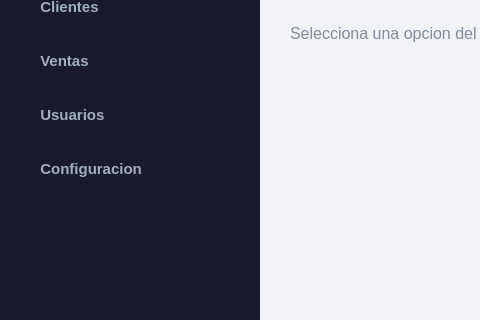
DataDave-Dev/CRM-Portable, file app/views/ui/main/main_view.ui: the form before one commit; both pictures show x 0 to 480 and y 132 to 452 of the 1280 by 720 pixel window.
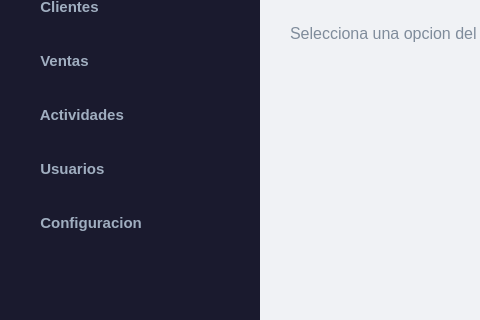
The form after the commit.

Commit message: feat(ventas): enhance date handling in VentasView and update UI components

Diff of the .ui file:
```diff
--- a/app/views/ui/main/main_view.ui
+++ b/app/views/ui/main/main_view.ui
@@ -51,7 +51,7 @@
 }
 
 /* Sidebar buttons base */
-#btnClientes, #btnVentas, #btnUsuarios, #btnConfiguracion {
+#btnClientes, #btnVentas, #btnActividades, #btnUsuarios, #btnConfiguracion {
     background-color: transparent;
     color: #a0aec0;
     font-size: 15px;
@@ -267,6 +267,32 @@
          </property>
         </widget>
        </item>
+       <item>
+        <spacer name="navSpacer3">
+         <property name="orientation">
+          <enum>Qt::Vertical</enum>
+         </property>
+         <property name="sizeType">
+          <enum>QSizePolicy::Fixed</enum>
+         </property>
+         <property name="sizeHint" stdset="0">
+          <size>
+           <width>20</width>
+           <height>4</height>
+          </size>
+         </property>
+        </spacer>
+       </item>
+       <item>
+        <widget class="QPushButton" name="btnActividades">
+         <property name="cursor">
+          <cursorShape>PointingHandCursor</cursorShape>
+         </property>
+         <property name="text">
+          <string>  Actividades</string>
+         </property>
+        </widget>
+       </item>
        <item>
         <spacer name="navSpacer4">
          <property name="orientation">
```
Left out of the diff: 2 changed lines with no effect on the pictures. The commit also changes 2 other files.
